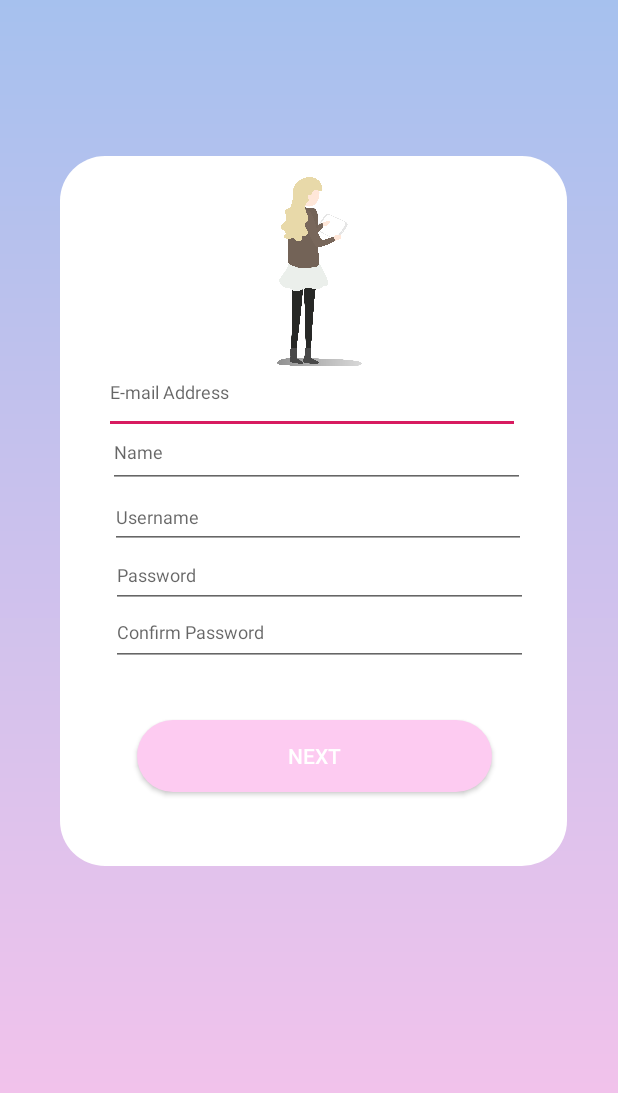
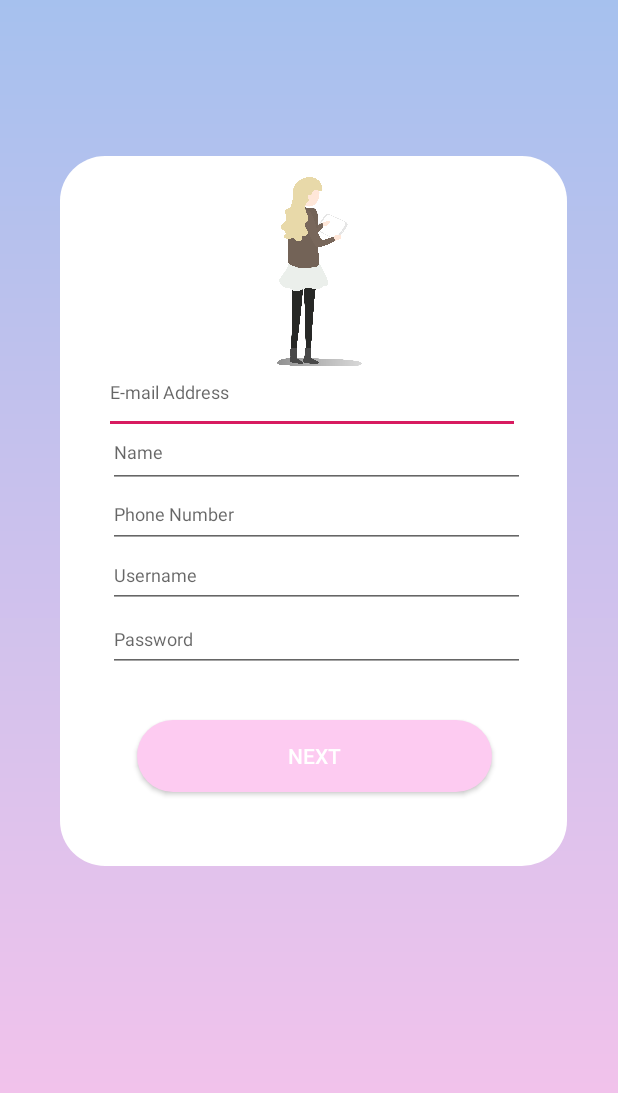
Before and after one commit to Putrisrsh/mudy, an Android app: the Register screen opened directly, with no data from a screen before it, on a phone screen of 412 x 824 dp. Shown: the top 1093 px of the screen. Run offline under Robolectric (Android 15) with nearby library versions, the phone set to English and light mode, and no system bars.

Commit message:
tambah phone number tp error

```diff
--- a/app/src/main/java/com/example/myapp/User.java
+++ b/app/src/main/java/com/example/myapp/User.java
@@ -6,13 +6,15 @@ public class User {
     public String name;
     public String email;
     public String password;
+    public String phoneNumber;
 
-    public User(String id, String userName, String name, String email, String password) {
+    public User(String id, String userName, String name, String phoneNumber,  String email, String password) {
         this.id = id;
         this.userName = userName;
         this.name = name;
         this.email = email;
         this.password = password;
+        this.phoneNumber = phoneNumber;
     }
 
 }
--- a/app/src/main/res/layout/activity_register.xml
+++ b/app/src/main/res/layout/activity_register.xml
@@ -75,10 +75,10 @@
                     android:layout_alignParentTop="true"
                     android:layout_alignParentEnd="true"
                     android:layout_alignParentBottom="true"
-                    android:layout_marginStart="33dp"
-                    android:layout_marginTop="219dp"
-                    android:layout_marginEnd="27dp"
-                    android:layout_marginBottom="211dp"
+                    android:layout_marginStart="32dp"
+                    android:layout_marginTop="258dp"
+                    android:layout_marginEnd="28dp"
+                    android:layout_marginBottom="172dp"
                     android:ems="10"
                     android:hint="Username"
                     android:inputType="textPersonName"
@@ -92,29 +92,29 @@
                     android:layout_alignParentTop="true"
                     android:layout_alignParentEnd="true"
                     android:layout_alignParentBottom="true"
-                    android:layout_marginStart="34dp"
-                    android:layout_marginTop="257dp"
-                    android:layout_marginEnd="26dp"
-                    android:layout_marginBottom="172dp"
+                    android:layout_marginStart="32dp"
+                    android:layout_marginTop="300dp"
+                    android:layout_marginEnd="28dp"
+                    android:layout_marginBottom="129dp"
                     android:ems="10"
                     android:hint="Password"
                     android:inputType="textPersonName"
                     android:textSize="12sp" />
 
                 <EditText
-                    android:id="@+id/editText7"
+                    android:id="@+id/editTextPhoneNumber"
                     android:layout_width="wrap_content"
                     android:layout_height="45dp"
                     android:layout_alignParentStart="true"
                     android:layout_alignParentTop="true"
                     android:layout_alignParentEnd="true"
                     android:layout_alignParentBottom="true"
-                    android:layout_marginStart="34dp"
-                    android:layout_marginTop="295dp"
-                    android:layout_marginEnd="26dp"
-                    android:layout_marginBottom="133dp"
+                    android:layout_marginStart="32dp"
+                    android:layout_marginTop="216dp"
+                    android:layout_marginEnd="28dp"
+                    android:layout_marginBottom="212dp"
                     android:ems="10"
-                    android:hint="Confirm Password"
+                    android:hint="Phone Number"
                     android:inputType="textPersonName"
                     android:textSize="12sp" />
 
```
Also changed, not shown: app/src/main/java/com/example/myapp/MainActivity.java (+7 -18 lines), app/src/main/java/com/example/myapp/Register.java (+7 -6 lines), app/src/main/java/com/example/myapp/SqliteHelper.java (+6 -34 lines).
